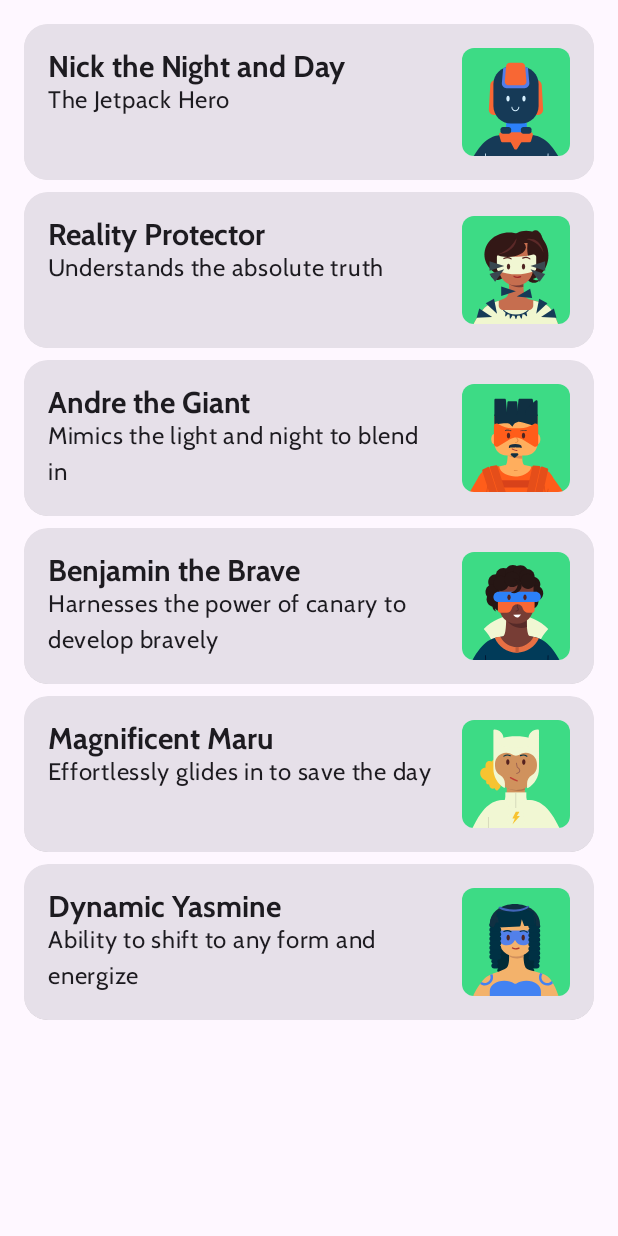
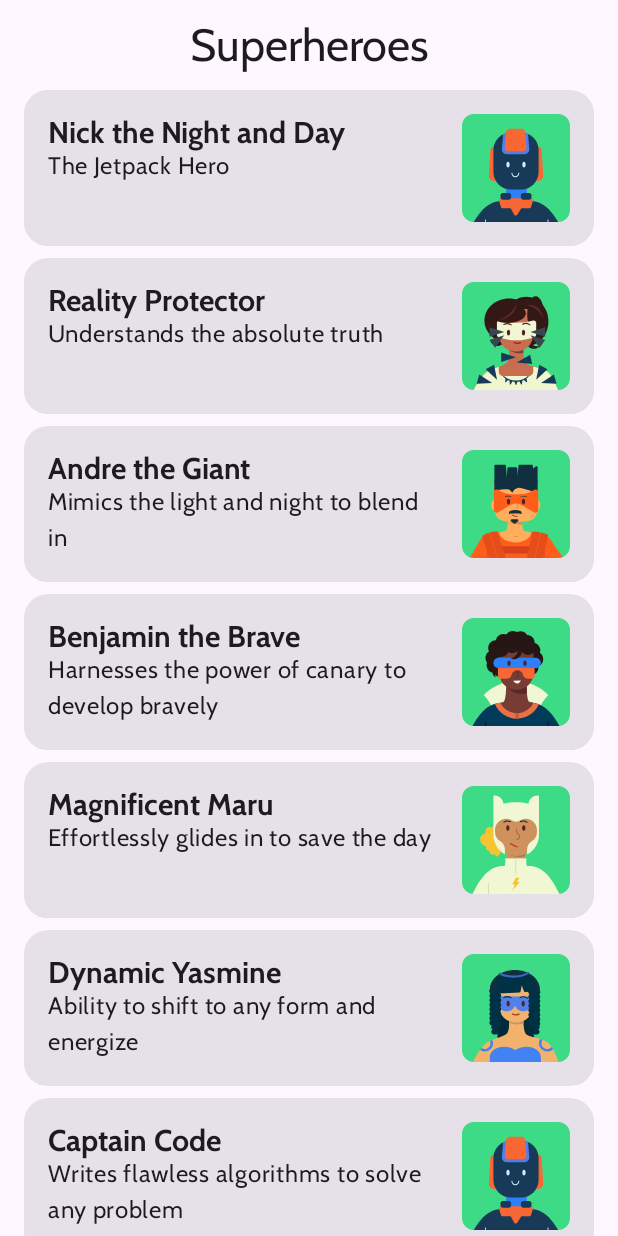
Before and after one commit to Kelly-Nesh/Superheroes, an Android app built with Jetpack Compose: the screen it shows after launch (MainActivity), on a phone screen of 412 x 824 dp. Run offline under Robolectric (Android 15) with nearby library versions, the phone set to English and light mode, and no system bars.

```diff
--- a/app/src/main/java/top/leetech/superheroes/MainActivity.kt
+++ b/app/src/main/java/top/leetech/superheroes/MainActivity.kt
@@ -6,14 +6,20 @@ import androidx.activity.compose.setContent
 import androidx.activity.enableEdgeToEdge
 import androidx.compose.foundation.layout.Arrangement
 import androidx.compose.foundation.layout.PaddingValues
+import androidx.compose.foundation.layout.Row
 import androidx.compose.foundation.layout.fillMaxSize
+import androidx.compose.foundation.layout.fillMaxWidth
 import androidx.compose.foundation.layout.padding
+import androidx.compose.foundation.layout.statusBarsPadding
 import androidx.compose.foundation.lazy.LazyColumn
 import androidx.compose.foundation.lazy.items
+import androidx.compose.material3.MaterialTheme
 import androidx.compose.material3.Scaffold
+import androidx.compose.material3.Text
 import androidx.compose.runtime.Composable
-import androidx.compose.ui.Alignment
 import androidx.compose.ui.Modifier
+import androidx.compose.ui.res.stringResource
+import androidx.compose.ui.text.style.TextAlign
 import androidx.compose.ui.tooling.preview.Preview
 import androidx.compose.ui.unit.dp
 import top.leetech.superheroes.data.HeroesList
@@ -25,7 +31,16 @@ class MainActivity : ComponentActivity() {
         enableEdgeToEdge()
         setContent {
             SuperheroesTheme {
-                Scaffold(modifier = Modifier.fillMaxSize()) { innerPadding ->
+                Scaffold(
+                    modifier = Modifier
+                        .fillMaxSize(),
+                    topBar = {
+                        TopAppBar(
+                            modifier = Modifier
+                                .statusBarsPadding()
+                                .padding(vertical = 12.dp)
+                        )
+                    }) { innerPadding ->
                     SuperheroesApp(
                         modifier = Modifier.padding(innerPadding)
                     )
@@ -40,7 +55,7 @@ class MainActivity : ComponentActivity() {
 fun SuperheroesApp(modifier: Modifier = Modifier) {
     LazyColumn(
         modifier = modifier,
-        contentPadding = PaddingValues(16.dp),
+        contentPadding = PaddingValues(start = 16.dp, end = 16.dp, bottom = 8.dp),
         verticalArrangement = Arrangement.spacedBy(8.dp)
     ) {
         items(HeroesList.heroes) {
@@ -49,10 +64,34 @@ fun SuperheroesApp(modifier: Modifier = Modifier) {
     }
 }
 
-@Preview(showBackground = true, apiLevel = 35)
+@Composable
+fun TopAppBar(modifier: Modifier = Modifier) {
+    Row(modifier = modifier.fillMaxWidth(), horizontalArrangement = Arrangement.Center) {
+        Text(
+            text = stringResource(R.string.app_name),
+            style = MaterialTheme.typography.displayLarge,
+            textAlign = TextAlign.Center
+        )
+    }
+}
+
+@Preview(showBackground = true, apiLevel = 35, showSystemUi = true)
 @Composable
 fun HeroAppPreview() {
-    SuperheroesTheme {
-        SuperheroesApp()
+    SuperheroesTheme(darkTheme = true) {
+        Scaffold(
+            modifier = Modifier
+                .fillMaxSize(),
+            topBar = {
+                TopAppBar(
+                    modifier = Modifier
+                        .statusBarsPadding()
+                        .padding(vertical = 12.dp)
+                )
+            }) { innerPadding ->
+            SuperheroesApp(
+                modifier = Modifier.padding(innerPadding)
+            )
+        }
     }
 }
--- a/app/src/main/java/top/leetech/superheroes/data/HeroesList.kt
+++ b/app/src/main/java/top/leetech/superheroes/data/HeroesList.kt
@@ -33,6 +33,56 @@ object HeroesList {
             name = R.string.hero6,
             about = R.string.description6,
             image = R.drawable.android_superhero6
+        ),
+        Hero(
+            name = R.string.hero7,
+            about = R.string.description7,
+            image = R.drawable.android_superhero1
+        ),
+        Hero(
+            name = R.string.hero8,
+            about = R.string.description8,
+            image = R.drawable.android_superhero2
+        ),
+        Hero(
+            name = R.string.hero9,
+            about = R.string.description9,
+            image = R.drawable.android_superhero6
+        ),
+        Hero(
+            name = R.string.hero10,
+            about = R.string.description10,
+            image = R.drawable.android_superhero5
+        ),
+        Hero(
+            name = R.string.hero11,
+            about = R.string.description11,
+            image = R.drawable.android_superhero6
+        ),
+        Hero(
+            name = R.string.hero12,
+            about = R.string.description12,
+            image = R.drawable.android_superhero5
+        ),
+        Hero(
+            name = R.string.hero13,
+            about = R.string.description13,
+            image = R.drawable.android_superhero1
+        ),
+        Hero(
+            name = R.string.hero14,
+            about = R.string.description14,
+            image = R.drawable.android_superhero5
+        ),
+        Hero(
+            name = R.string.hero15,
+            about = R.string.description15,
+            image = R.drawable.android_superhero2
+        ),
+        Hero(
+            name = R.string.hero16,
+            about = R.string.description16,
+            image = R.drawable.android_superhero3
         )
     )
 }
--- a/app/src/main/res/values/strings.xml
+++ b/app/src/main/res/values/strings.xml
@@ -12,4 +12,24 @@
     <string name="description5">Effortlessly glides in to save the day</string>
     <string name="hero6">Dynamic Yasmine</string>
     <string name="description6">Ability to shift to any form and energize</string>
+    <string name="hero7">Captain Code</string>
+    <string name="description7">Writes flawless algorithms to solve any problem</string>
+    <string name="hero8">The UI Unicorn</string>
+    <string name="description8">Creates interfaces so beautiful they bring tears to your eyes</string>
+    <string name="hero9">Doctor Debug</string>
+    <string name="description9">Can find and fix any bug, no matter how obscure</string>
+    <string name="hero10">The Agile Avenger</string>
+    <string name="description10">Iterates rapidly, delivering features at lightning speed</string>
+    <string name="hero11">Gradle Guardian</string>
+    <string name="description11">Ensures builds are fast, reliable, and always successful</string>
+    <string name="hero12">Professor Pixel</string>
+    <string name="description12">Master of design, ensuring every pixel is perfectly placed</string>
+    <string name="hero13">The Kotlin Knight</string>
+    <string name="description13">Wields the power of concise and expressive code</string>
+    <string name="hero14">Compose Crusader</string>
+    <string name="description14">Builds stunning UIs declaratively with modern toolkits</string>
+    <string name="hero15">The Android Architect</string>
+    <string name="description15">Designs robust and scalable application structures</string>
+    <string name="hero16">Version Control Valkyrie</string>
+    <string name="description16">Manages code history with grace and precision</string>
 </resources>
```
